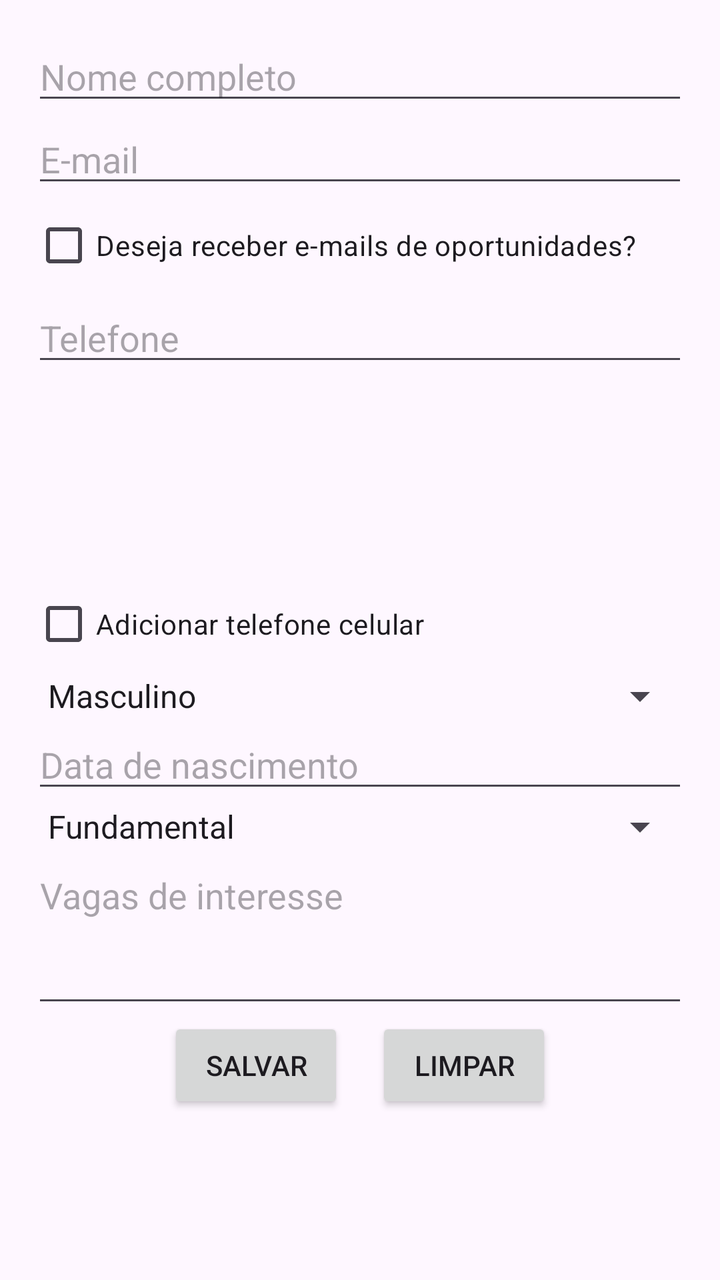
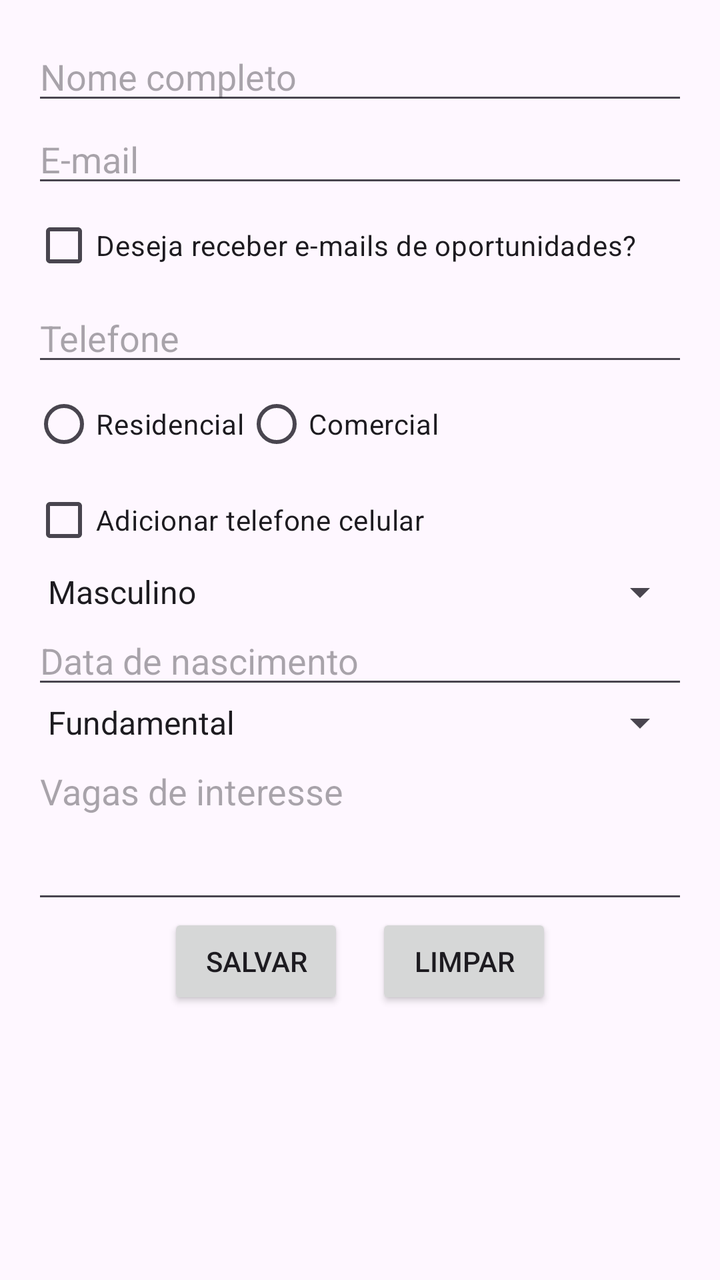

The first picture is an Android layout as it rendered before a commit; the second is the same layout after the commit. The layout source and the unified diff follow.
<!-- AndroidManifest.xml: application theme Theme.MyApplication -->
<!-- res/layout/activity_main.xml -->
<?xml version="1.0" encoding="utf-8"?>
<ScrollView xmlns:android="http://schemas.android.com/apk/res/android"
    android:layout_width="match_parent"
    android:layout_height="match_parent"
    android:padding="16dp">

    <LinearLayout
        android:orientation="vertical"
        android:layout_width="match_parent"
        android:layout_height="wrap_content">

        <EditText
            android:id="@+id/etNome"
            android:hint="Nome completo"
            android:inputType="textPersonName"
            android:layout_width="match_parent"
            android:layout_height="wrap_content"/>

        <EditText
            android:id="@+id/etEmail"
            android:hint="E-mail"
            android:inputType="textEmailAddress"
            android:layout_width="match_parent"
            android:layout_height="wrap_content"/>

        <CheckBox
            android:id="@+id/cbReceberEmail"
            android:text="Deseja receber e-mails de oportunidades?"
            android:layout_width="wrap_content"
            android:layout_height="wrap_content"/>


        <EditText
            android:id="@+id/etTelefone"
            android:hint="Telefone"
            android:inputType="phone"
            android:layout_width="match_parent"
            android:layout_height="wrap_content"/>

        <RadioGroup
            android:id="@+id/rgTelefone"
            android:orientation="horizontal"
            android:layout_width="wrap_content"
            android:layout_height="wrap_content">
            <RadioButton android:id="@+id/rbResidencial" android:text="Residencial" android:layout_height="100dp" android:layout_width="1dp"/>
            <RadioButton android:id="@+id/rbComercial" android:text="Comercial" android:layout_height="100dp" android:layout_width="1dp"/>
        </RadioGroup>


        <CheckBox
            android:id="@+id/cbAddCelular"
            android:text="Adicionar telefone celular"
            android:layout_width="wrap_content"
            android:layout_height="wrap_content"/>

        <EditText
            android:id="@+id/etCelular"
            android:hint="Celular"
            android:inputType="phone"
            android:visibility="gone"
            android:layout_width="match_parent"
            android:layout_height="wrap_content"/>


        <Spinner
            android:id="@+id/spSexo"
            android:layout_width="match_parent"
            android:layout_height="wrap_content"
            android:entries="@array/sexo_array"/>


        <EditText
            android:id="@+id/etNascimento"
            android:hint="Data de nascimento"
            android:focusable="false"
            android:clickable="true"
            android:inputType="none"
            android:layout_width="match_parent"
            android:layout_height="wrap_content"/>



        <Spinner
            android:id="@+id/spFormacao"
            android:layout_width="match_parent"
            android:layout_height="wrap_content"
            android:entries="@array/formacao_array"/>

        <LinearLayout
            android:id="@+id/layoutFormacaoExtra"
            android:orientation="vertical"
            android:layout_width="match_parent"
            android:layout_height="wrap_content">


            <EditText
                android:id="@+id/etAno"
                android:hint="Ano de formatura"
                android:inputType="number"
                android:visibility="gone"
                android:layout_width="match_parent"
                android:layout_height="wrap_content"/>


            <EditText
                android:id="@+id/etInstituicao"
                android:hint="Instituição"
                android:visibility="gone"
                android:layout_width="match_parent"
                android:layout_height="wrap_content"/>


            <EditText
                android:id="@+id/etTitulo"
                android:hint="Título da monografia"
                android:visibility="gone"
                android:layout_width="match_parent"
                android:layout_height="wrap_content"/>

            <EditText
                android:id="@+id/etOrientador"
                android:hint="Orientador"
                android:visibility="gone"
                android:layout_width="match_parent"
                android:layout_height="wrap_content"/>
        </LinearLayout>



        <EditText
            android:id="@+id/etVagas"
            android:hint="Vagas de interesse"
            android:inputType="textMultiLine"
            android:lines="3"
            android:gravity="top"
            android:layout_width="match_parent"
            android:layout_height="wrap_content"/>


        <LinearLayout
            android:orientation="horizontal"
            android:gravity="center"
            android:layout_width="match_parent"
            android:layout_height="wrap_content">

            <Button
                android:id="@+id/btnSalvar"
                android:text="Salvar"
                android:layout_width="wrap_content"
                android:layout_height="wrap_content"/>

            <Button
                android:id="@+id/btnLimpar"
                android:text="Limpar"
                android:layout_width="wrap_content"
                android:layout_height="wrap_content"
                android:layout_marginStart="16dp"/>
        </LinearLayout>
    </LinearLayout>
</ScrollView>
<!-- resources referenced by this layout -->
<resources>
  <string-array name="formacao_array">
          <item>Fundamental</item>
          <item>Médio</item>
          <item>Graduação</item>
          <item>Especialização</item>
          <item>Mestrado</item>
          <item>Doutorado</item>
      </string-array>
  <string-array name="sexo_array">
          <item>Masculino</item>
          <item>Feminino</item>
          <item>Outro</item>
      </string-array>
  <style name="Theme.MyApplication" parent="Base.Theme.MyApplication" />
  <style name="Base.Theme.MyApplication" parent="Theme.Material3.DayNight.NoActionBar">
          
          
      </style>
</resources>

<!-- the commit's change to res/layout/activity_main.xml (unified diff, before → after) -->
@@ -42,9 +42,20 @@
             android:orientation="horizontal"
             android:layout_width="wrap_content"
             android:layout_height="wrap_content">
-            <RadioButton android:id="@+id/rbResidencial" android:text="Residencial" android:layout_height="100dp" android:layout_width="1dp"/>
-            <RadioButton android:id="@+id/rbComercial" android:text="Comercial" android:layout_height="100dp" android:layout_width="1dp"/>
+
+            <RadioButton
+                android:id="@+id/rbResidencial"
+                android:text="Residencial"
+                android:layout_width="wrap_content"
+                android:layout_height="wrap_content"/>
+
+            <RadioButton
+                android:id="@+id/rbComercial"
+                android:text="Comercial"
+                android:layout_width="wrap_content"
+                android:layout_height="wrap_content"/>
         </RadioGroup>
+
 
 
         <CheckBox
